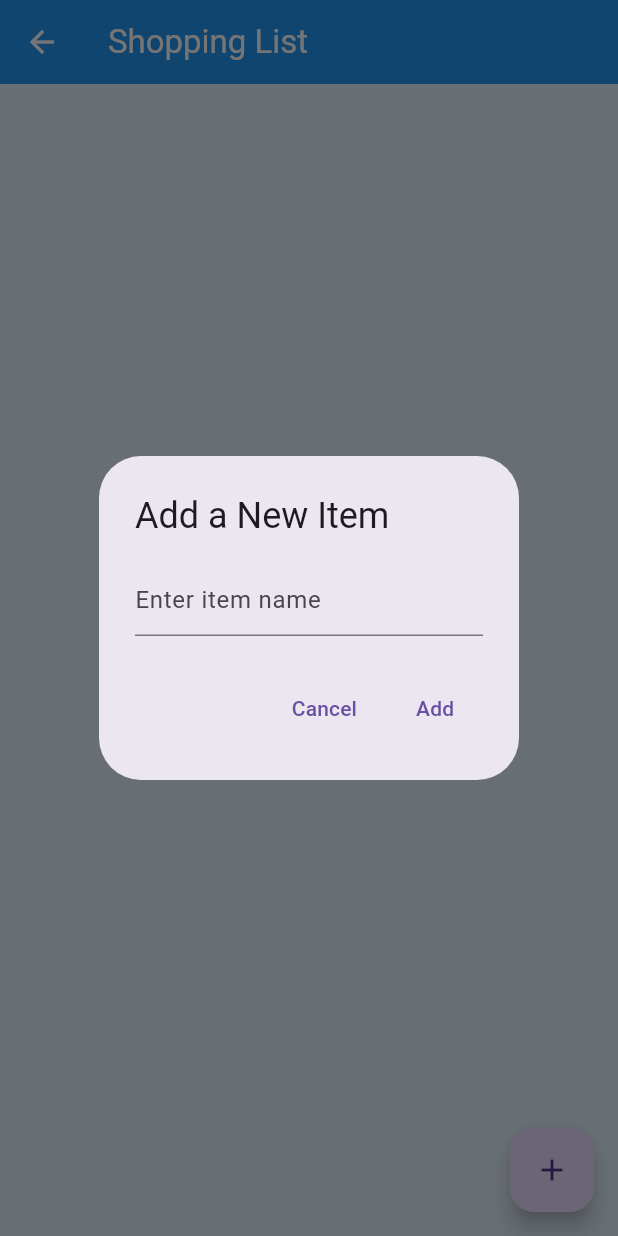
After one commit to dllCorDe/family_todo, a Flutter app: the ShoppingListScreen screen opened directly, after a tap on the "add" icon, on a phone screen of 412 x 824 dp. The commit adds this screen. Run offline on Flutter 3.47's test engine with Material 3 defaults, Android fonts, the phone set to English and light mode, and no system bars.

Commit message:
Added shopping list screen with add/delete functionality

```diff
--- /dev/null
+++ b/lib/shopping_list.dart
@@ -0,0 +1,104 @@
+import 'package:flutter/material.dart';
+
+class ShoppingListScreen extends StatefulWidget {
+  const ShoppingListScreen({super.key});
+
+  @override
+  State<ShoppingListScreen> createState() => _ShoppingListScreenState();
+}
+
+class _ShoppingListScreenState extends State<ShoppingListScreen> {
+  // List to store shopping items
+  final List<String> _shoppingItems = [];
+
+  // Controller for the text field in the dialog
+  final TextEditingController _itemController = TextEditingController();
+
+  // Method to add a new shopping item
+  void _addItem() async {
+    final String? newItem = await showDialog<String>(
+      context: context,
+      builder: (context) => AlertDialog(
+        title: const Text('Add a New Item'),
+        content: TextField(
+          controller: _itemController,
+          decoration: const InputDecoration(hintText: 'Enter item name'),
+        ),
+        actions: [
+          TextButton(
+            onPressed: () => Navigator.pop(context), // Cancel button
+            child: const Text('Cancel'),
+          ),
+          TextButton(
+            onPressed: () {
+              if (_itemController.text.isNotEmpty) {
+                Navigator.pop(context, _itemController.text);
+              }
+            },
+            child: const Text('Add'),
+          ),
+        ],
+      ),
+    );
+
+    if (newItem != null && newItem.isNotEmpty) {
+      setState(() {
+        _shoppingItems.add(newItem);
+      });
+      _itemController.clear();
+    }
+  }
+
+  // Method to delete a shopping item
+  void _deleteItem(int index) {
+    final String itemName = _shoppingItems[index];
+    setState(() {
+      _shoppingItems.removeAt(index);
+    });
+    ScaffoldMessenger.of(context).showSnackBar(
+      SnackBar(content: Text('Item "$itemName" deleted')),
+    );
+  }
+
+  @override
+  Widget build(BuildContext context) {
+    return Scaffold(
+      appBar: AppBar(
+        title: const Text('Shopping List'),
+      ),
+      body: _shoppingItems.isEmpty
+          ? const Center(child: Text('Let’s start adding items!'))
+          : ListView.builder(
+              itemCount: _shoppingItems.length,
+              itemBuilder: (context, index) {
+                return Dismissible(
+                  key: Key(_shoppingItems[index]),
+                  background: Container(
+                    color: Colors.red,
+                    alignment: Alignment.centerRight,
+                    padding: const EdgeInsets.only(right: 16.0),
+                    child: const Icon(Icons.delete, color: Colors.white),
+                  ),
+                  direction: DismissDirection.endToStart,
+                  onDismissed: (direction) {
+                    _deleteItem(index);
+                  },
+                  child: ListTile(
+                    title: Text(_shoppingItems[index]),
+                  ),
+                );
+              },
+            ),
+      floatingActionButton: FloatingActionButton(
+        onPressed: _addItem,
+        child: const Icon(Icons.add),
+      ),
+    );
+  }
+
+  @override
+  void dispose() {
+    _itemController.dispose();
+    super.dispose();
+  }
+}
```
Also changed, not shown: lib/main.dart (+17 -6 lines), 1 other file.
